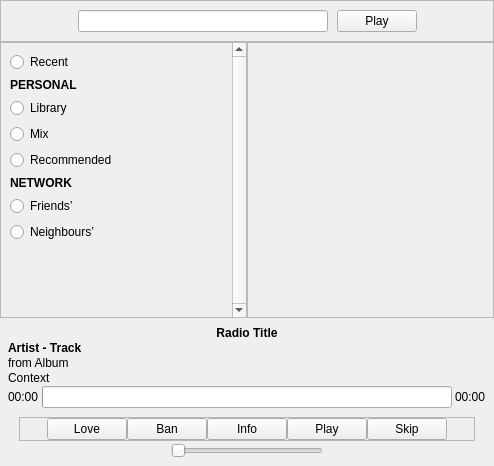
Before: the Qt Designer form app/radio/WindowMain.ui in mutecypher/lastfm-desktop, drawn with Qt 5.
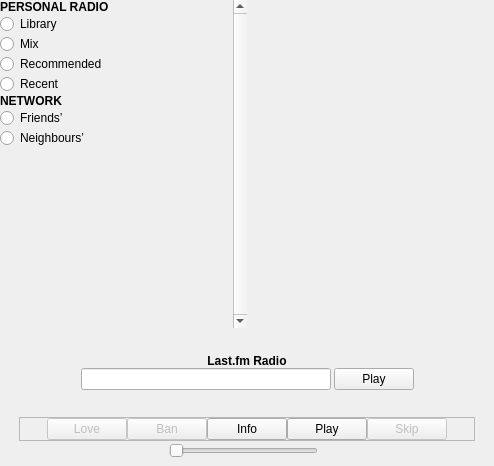
After: the same form once the commit is applied. The open tabs and pages were chosen to show the change. Custom widgets are drawn as their Qt base class.

Commit message: Lots of radio UI changes (READY FOR ALPHA?!).

```diff
--- a/app/radio/WindowMain.ui
+++ b/app/radio/WindowMain.ui
@@ -17,7 +17,7 @@
    <bool>false</bool>
   </property>
   <widget class="QWidget" name="centralwidget">
-   <layout class="QVBoxLayout" name="verticalLayout_2" stretch="0,0,0">
+   <layout class="QVBoxLayout" name="verticalLayout_2" stretch="1,0">
     <property name="spacing">
      <number>0</number>
     </property>
@@ -25,75 +25,7 @@
      <number>0</number>
     </property>
     <item>
-     <widget class="QFrame" name="quickstartFrame">
-      <property name="frameShape">
-       <enum>QFrame::StyledPanel</enum>
-      </property>
-      <property name="frameShadow">
-       <enum>QFrame::Plain</enum>
-      </property>
-      <layout class="QVBoxLayout" name="verticalLayout" stretch="0">
-       <property name="spacing">
-        <number>9</number>
-       </property>
-       <item>
-        <layout class="QHBoxLayout" name="horizontalLayout">
-         <item>
-          <spacer name="horizontalSpacer_2">
-           <property name="orientation">
-            <enum>Qt::Horizontal</enum>
-           </property>
-           <property name="sizeHint" stdset="0">
-            <size>
-             <width>40</width>
-             <height>20</height>
-            </size>
-           </property>
-          </spacer>
-         </item>
-         <item>
-          <widget class="HelpTextLineEdit" name="stationEdit">
-           <property name="minimumSize">
-            <size>
-             <width>250</width>
-             <height>0</height>
-            </size>
-           </property>
-           <property name="inputMask">
-            <string/>
-           </property>
-           <property name="text">
-            <string/>
-           </property>
-          </widget>
-         </item>
-         <item>
-          <widget class="QPushButton" name="start">
-           <property name="text">
-            <string>Play</string>
-           </property>
-          </widget>
-         </item>
-         <item>
-          <spacer name="horizontalSpacer">
-           <property name="orientation">
-            <enum>Qt::Horizontal</enum>
-           </property>
-           <property name="sizeHint" stdset="0">
-            <size>
-             <width>40</width>
-             <height>20</height>
-            </size>
-           </property>
-          </spacer>
-         </item>
-        </layout>
-       </item>
-      </layout>
-     </widget>
-    </item>
-    <item>
-     <widget class="QFrame" name="frame">
+     <widget class="QFrame" name="stationTypes">
       <property name="frameShape">
        <enum>QFrame::NoFrame</enum>
       </property>
@@ -111,10 +43,16 @@
         <number>0</number>
        </property>
        <item>
-        <widget class="QScrollArea" name="scrollArea">
+        <widget class="QScrollArea" name="stationTypeScrollArea">
+         <property name="frameShape">
+          <enum>QFrame::NoFrame</enum>
+         </property>
          <property name="verticalScrollBarPolicy">
           <enum>Qt::ScrollBarAlwaysOn</enum>
          </property>
+         <property name="horizontalScrollBarPolicy">
+          <enum>Qt::ScrollBarAlwaysOff</enum>
+         </property>
          <property name="widgetResizable">
           <bool>true</bool>
          </property>
@@ -123,18 +61,17 @@
            <rect>
             <x>0</x>
             <y>0</y>
-            <width>228</width>
-            <height>267</height>
+            <width>230</width>
+            <height>324</height>
            </rect>
           </property>
           <layout class="QVBoxLayout" name="verticalLayout_11">
-           <item>
-            <widget class="QRadioButton" name="recent">
-             <property name="text">
-              <string>Recent</string>
-             </property>
-            </widget>
-           </item>
+           <property name="spacing">
+            <number>0</number>
+           </property>
+           <property name="margin">
+            <number>0</number>
+           </property>
            <item>
             <widget class="QLabel" name="personal">
              <property name="font">
@@ -144,7 +81,7 @@
               </font>
              </property>
              <property name="text">
-              <string>PERSONAL</string>
+              <string>PERSONAL RADIO</string>
              </property>
             </widget>
            </item>
@@ -169,6 +106,13 @@
              </property>
             </widget>
            </item>
+           <item>
+            <widget class="QRadioButton" name="recent">
+             <property name="text">
+              <string>Recent</string>
+             </property>
+            </widget>
+           </item>
            <item>
             <widget class="QLabel" name="network">
              <property name="font">
@@ -216,13 +160,13 @@
        <item>
         <widget class="QStackedWidget" name="stackedWidget">
          <property name="frameShape">
-          <enum>QFrame::StyledPanel</enum>
+          <enum>QFrame::NoFrame</enum>
          </property>
          <property name="frameShadow">
           <enum>QFrame::Plain</enum>
          </property>
          <property name="currentIndex">
-          <number>0</number>
+          <number>5</number>
          </property>
          <widget class="QWidget" name="recentPage">
           <layout class="QVBoxLayout" name="verticalLayout_4">
@@ -236,101 +180,66 @@
          </widget>
          <widget class="QWidget" name="libraryPage">
           <layout class="QVBoxLayout" name="verticalLayout_5">
-           <item>
-            <layout class="QVBoxLayout" name="libraryLayout"/>
-           </item>
-           <item>
-            <spacer name="verticalSpacer_5">
-             <property name="orientation">
-              <enum>Qt::Vertical</enum>
-             </property>
-             <property name="sizeHint" stdset="0">
-              <size>
-               <width>20</width>
-               <height>40</height>
-              </size>
-             </property>
-            </spacer>
+           <property name="spacing">
+            <number>0</number>
+           </property>
+           <property name="margin">
+            <number>0</number>
+           </property>
+           <item>
+            <widget class="StationWidget" name="libraryList" native="true"/>
            </item>
           </layout>
          </widget>
          <widget class="QWidget" name="mixPage">
           <layout class="QVBoxLayout" name="verticalLayout_7">
-           <item>
-            <layout class="QVBoxLayout" name="mixLayout"/>
-           </item>
-           <item>
-            <spacer name="verticalSpacer_9">
-             <property name="orientation">
-              <enum>Qt::Vertical</enum>
-             </property>
-             <property name="sizeHint" stdset="0">
-              <size>
-               <width>20</width>
-               <height>40</height>
-              </size>
-             </property>
-            </spacer>
+           <property name="spacing">
+            <number>0</number>
+           </property>
+           <property name="margin">
+            <number>0</number>
+           </property>
+           <item>
+            <widget class="StationWidget" name="mixList" native="true"/>
            </item>
           </layout>
          </widget>
          <widget class="QWidget" name="recPage">
           <layout class="QVBoxLayout" name="verticalLayout_8">
-           <item>
-            <layout class="QVBoxLayout" name="recLayout"/>
-           </item>
-           <item>
-            <spacer name="verticalSpacer_6">
-             <property name="orientation">
-              <enum>Qt::Vertical</enum>
-             </property>
-             <property name="sizeHint" stdset="0">
-              <size>
-               <width>20</width>
-               <height>40</height>
-              </size>
-             </property>
-            </spacer>
+           <property name="spacing">
+            <number>0</number>
+           </property>
+           <property name="margin">
+            <number>0</number>
+           </property>
+           <item>
+            <widget class="StationWidget" name="recList" native="true"/>
            </item>
           </layout>
          </widget>
          <widget class="QWidget" name="friendsPage">
           <layout class="QVBoxLayout" name="verticalLayout_9">
-           <item>
-            <layout class="QVBoxLayout" name="friendsLayout"/>
-           </item>
-           <item>
-            <spacer name="verticalSpacer_7">
-             <property name="orientation">
-              <enum>Qt::Vertical</enum>
-             </property>
-             <property name="sizeHint" stdset="0">
-              <size>
-               <width>20</width>
-               <height>40</height>
-              </size>
-             </property>
-            </spacer>
+           <property name="spacing">
+            <number>0</number>
+           </property>
+           <property name="margin">
+            <number>0</number>
+           </property>
+           <item>
+            <widget class="StationWidget" name="friendsList" native="true"/>
            </item>
           </layout>
          </widget>
          <widget class="QWidget" name="neighboursPage">
           <layout class="QVBoxLayout" name="verticalLayout_10">
-           <item>
-            <layout class="QVBoxLayout" name="neighboursLayout"/>
-           </item>
-           <item>
-            <spacer name="verticalSpacer_8">
-             <property name="orientation">
-              <enum>Qt::Vertical</enum>
-             </property>
-             <property name="sizeHint" stdset="0">
-              <size>
-               <width>20</width>
-               <height>40</height>
-              </size>
-             </property>
-            </spacer>
+           <property name="spacing">
+            <number>0</number>
+           </property>
+           <property name="margin">
+            <number>0</number>
+           </property>
+           <item>
+            <widget class="StationWidget" name="neighboursList" native="true"/>
            </item>
           </layout>
          </widget>
@@ -347,24 +256,144 @@
       <property name="frameShadow">
        <enum>QFrame::Plain</enum>
       </property>
-      <layout class="QVBoxLayout" name="verticalLayout_12">
+      <layout class="QVBoxLayout" name="verticalLayout_12" stretch="0,0">
        <property name="margin">
         <number>5</number>
        </property>
        <item>
-        <widget class="QFrame" name="details">
-         <property name="frameShape">
-          <enum>QFrame::NoFrame</enum>
+        <widget class="QStackedWidget" name="details">
+         <property name="sizePolicy">
+          <sizepolicy hsizetype="Preferred" vsizetype="Preferred">
+           <horstretch>0</horstretch>
+           <verstretch>0</verstretch>
+          </sizepolicy>
          </property>
-         <property name="frameShadow">
-          <enum>QFrame::Raised</enum>
+         <property name="currentIndex">
+          <number>2</number>
          </property>
+         <widget class="QWidget" name="dummyPage">
+          <property name="sizePolicy">
+           <sizepolicy hsizetype="Preferred" vsizetype="Preferred">
+            <horstretch>0</horstretch>
+            <verstretch>0</verstretch>
+           </sizepolicy>
+          </property>
+         </widget>
+         <widget class="QWidget" name="quickstartPage">
+          <layout class="QVBoxLayout" name="verticalLayout">
+           <property name="spacing">
+            <number>0</number>
+           </property>
+           <property name="margin">
+            <number>0</number>
+           </property>
+           <item>
+            <spacer name="verticalSpacer_3">
+             <property name="orientation">
+              <enum>Qt::Vertical</enum>
+             </property>
+             <property name="sizeHint" stdset="0">
+              <size>
+               <width>20</width>
+               <height>0</height>
+              </size>
+             </property>
+            </spacer>
+           </item>
+           <item>
+            <widget class="QLabel" name="label">
+             <property name="font">
+              <font>
+               <weight>75</weight>
+               <bold>true</bold>
+              </font>
+             </property>
+             <property name="text">
+              <string>Last.fm Radio</string>
+             </property>
+             <property name="alignment">
+              <set>Qt::AlignCenter</set>
+             </property>
+            </widget>
+           </item>
+           <item>
+            <layout class="QHBoxLayout" name="horizontalLayout">
+             <property name="spacing">
+              <number>3</number>
+             </property>
+             <item>
+              <spacer name="horizontalSpacer">
+               <property name="orientation">
+                <enum>Qt::Horizontal</enum>
+               </property>
+               <property name="sizeHint" stdset="0">
+                <size>
+                 <width>40</width>
+                 <height>20</height>
+                </size>
+               </property>
+              </spacer>
+             </item>
+             <item>
+              <widget class="HelpTextLineEdit" name="stationEdit">
+               <property name="minimumSize">
+                <size>
+                 <width>250</width>
+                 <height>0</height>
+                </size>
+               </property>
+               <property name="inputMask">
+                <string/>
+               </property>
+               <property name="text">
+                <string/>
+               </property>
+              </widget>
+             </item>
+             <item>
+              <widget class="QPushButton" name="start">
+               <property name="text">
+                <string>Play</string>
+               </property>
+              </widget>
+             </item>
+             <item>
+              <spacer name="horizontalSpacer_2">
+               <property name="orientation">
+                <enum>Qt::Horizontal</enum>
+               </property>
+               <property name="sizeHint" stdset="0">
+                <size>
+                 <width>40</width>
+                 <height>20</height>
+                </size>
+               </property>
+              </spacer>
+             </item>
+            </layout>
+           </item>
+           <item>
+            <spacer name="verticalSpacer_2">
+             <property name="orientation">
+              <enum>Qt::Vertical</enum>
+             </property>
+             <property name="sizeHint" stdset="0">
+              <size>
+               <width>20</width>
+               <height>0</height>
+              </size>
+             </property>
+            </spacer>
+           </item>
+          </layout>
+         </widget>
+         <widget class="QWidget" name="detailsPage">
          <layout class="QVBoxLayout" name="verticalLayout_3">
           <property name="spacing">
-           <number>1</number>
+            <number>0</number>
           </property>
           <property name="margin">
-           <number>3</number>
+            <number>0</number>
           </property>
           <item>
            <widget class="QLabel" name="radioTitle">
@@ -375,7 +404,7 @@
              </font>
             </property>
             <property name="text">
-             <string>Radio Title</string>
+              <string/>
             </property>
             <property name="alignment">
              <set>Qt::AlignCenter</set>
@@ -397,7 +426,7 @@
              </font>
             </property>
             <property name="text">
-             <string>Artist - Track</string>
+              <string/>
             </property>
             <property name="alignment">
              <set>Qt::AlignLeading|Qt::AlignLeft|Qt::AlignVCenter</set>
@@ -410,7 +439,7 @@
           <item>
            <widget class="QLabel" name="album">
             <property name="text">
-             <string>from Album</string>
+              <string/>
             </property>
             <property name="margin">
              <number>0</number>
@@ -426,7 +455,7 @@
              </sizepolicy>
             </property>
             <property name="text">
-             <string>Context</string>
+              <string/>
             </property>
             <property name="alignment">
              <set>Qt::AlignLeading|Qt::AlignLeft|Qt::AlignVCenter</set>
@@ -434,7 +463,7 @@
            </widget>
           </item>
           <item>
-           <widget class="QFrame" name="frame_4">
+            <widget class="QFrame" name="progress">
             <property name="frameShape">
              <enum>QFrame::NoFrame</enum>
             </property>
@@ -483,7 +512,7 @@
              <item>
               <widget class="QLabel" name="timeToGo">
                <property name="text">
-                <string>00:00</string>
+                 <string>-00:00</string>
                </property>
               </widget>
              </item>
@@ -491,6 +520,7 @@
            </widget>
           </item>
          </layout>
+         </widget>
         </widget>
        </item>
        <item>
@@ -554,6 +584,9 @@
                 </item>
                 <item>
                  <widget class="QPushButton" name="love">
+                  <property name="enabled">
+                   <bool>false</bool>
+                  </property>
                   <property name="text">
                    <string>Love</string>
                   </property>
@@ -564,6 +597,9 @@
                 </item>
                 <item>
                  <widget class="QPushButton" name="ban">
+                  <property name="enabled">
+                   <bool>false</bool>
+                  </property>
                   <property name="text">
                    <string>Ban</string>
                   </property>
@@ -591,6 +627,9 @@
                 </item>
                 <item>
                  <widget class="QPushButton" name="skip">
+                  <property name="enabled">
+                   <bool>false</bool>
+                  </property>
                   <property name="text">
                    <string>Skip</string>
                   </property>
@@ -639,6 +678,13 @@
                </property>
               </widget>
              </item>
+             <item>
+              <widget class="QLabel" name="volumeBars">
+               <property name="text">
+                <string/>
+               </property>
+              </widget>
+             </item>
              <item>
               <spacer name="horizontalSpacer_7">
                <property name="orientation">
```
Lines whose indentation alone changed are shown as unchanged. The commit also changes 14 other files.
